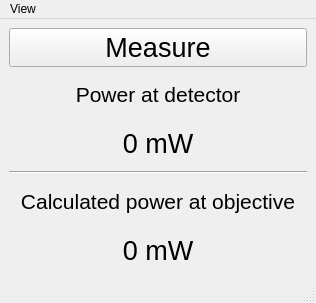
Above: gui/powermeter/ui_powermeter.ui from projecthira/qudi-hira before the change. Below: the same form after it.
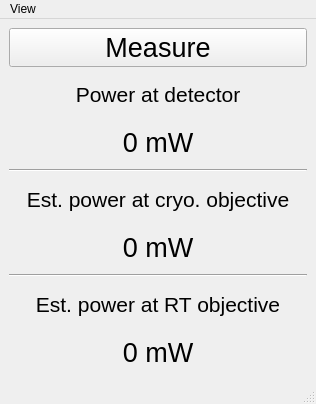
That is the form after the change. Icons and pictures are not drawn.

Commit message: Updated powermeter for RT

```diff
--- a/gui/powermeter/ui_powermeter.ui
+++ b/gui/powermeter/ui_powermeter.ui
@@ -7,7 +7,7 @@
     <x>0</x>
     <y>0</y>
     <width>316</width>
-    <height>303</height>
+    <height>404</height>
    </rect>
   </property>
   <property name="windowTitle">
@@ -72,7 +72,7 @@
        </font>
       </property>
       <property name="text">
-       <string>Calculated power at objective</string>
+       <string>Est. power at cryo. objective</string>
       </property>
       <property name="alignment">
        <set>Qt::AlignCenter</set>
@@ -94,6 +94,43 @@
       </property>
      </widget>
     </item>
+    <item>
+     <widget class="Line" name="line_2">
+      <property name="orientation">
+       <enum>Qt::Horizontal</enum>
+      </property>
+     </widget>
+    </item>
+    <item>
+     <widget class="QLabel" name="label_3">
+      <property name="font">
+       <font>
+        <pointsize>16</pointsize>
+       </font>
+      </property>
+      <property name="text">
+       <string>Est. power at RT objective</string>
+      </property>
+      <property name="alignment">
+       <set>Qt::AlignCenter</set>
+      </property>
+     </widget>
+    </item>
+    <item>
+     <widget class="QLabel" name="calibratedPowerValueRT">
+      <property name="font">
+       <font>
+        <pointsize>20</pointsize>
+       </font>
+      </property>
+      <property name="text">
+       <string>0 mW</string>
+      </property>
+      <property name="alignment">
+       <set>Qt::AlignCenter</set>
+      </property>
+     </widget>
+    </item>
    </layout>
   </widget>
   <widget class="QMenuBar" name="menubar">
```
The commit also changes 2 other files.
